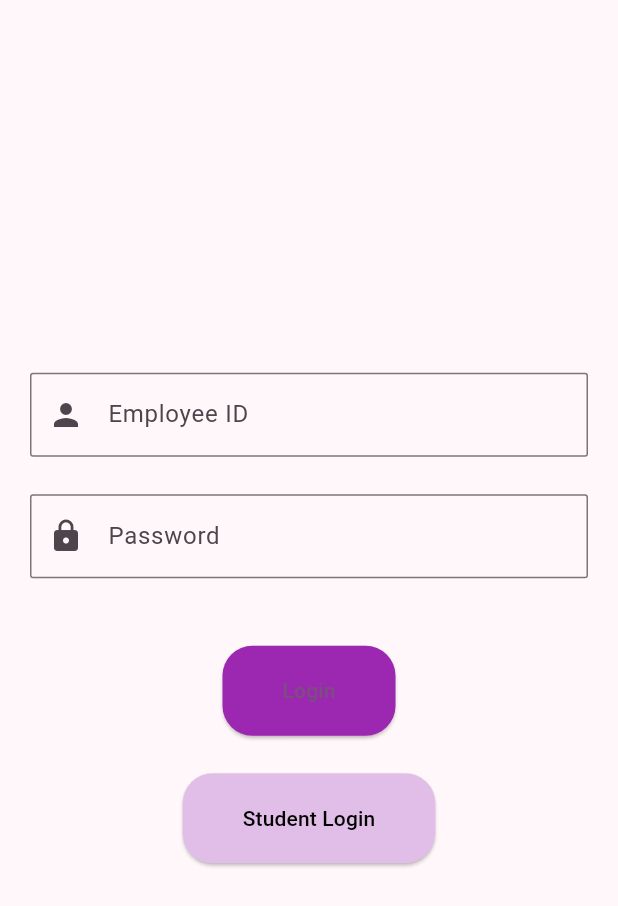
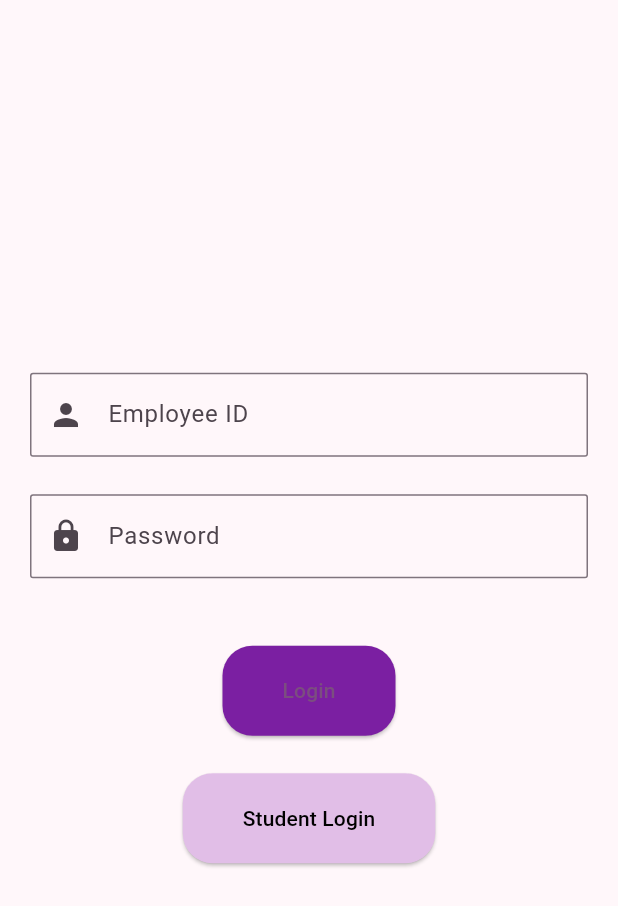
Before and after one commit to mayurrogheliya/QuickExit, a Flutter app: the screen it shows after launch, after a tap on "Employee Login", on a phone screen of 412 x 824 dp. Shown: the top 906 px of the screen. Run offline on Flutter 3.47's test engine with Material 3 defaults, Android fonts, the light colour scheme and no system bars.

Commit message:
change button color and add input decoration

```diff
--- a/lib/screens/admin_login_screen.dart
+++ b/lib/screens/admin_login_screen.dart
@@ -29,8 +29,11 @@ class _AdminLoginState extends State<AdminLogin> {
                   Icons.person,
                 ),
                 border: OutlineInputBorder(
-                    borderRadius: BorderRadius.all(Radius.circular(2)),
-                  )),
+                  borderRadius: BorderRadius.all(
+                    Radius.circular(2),
+                  ),
+                ),
+              ),
             ),
             SizedBox(
               height: 25,
@@ -44,8 +47,11 @@ class _AdminLoginState extends State<AdminLogin> {
                   Icons.lock,
                 ),
                 border: OutlineInputBorder(
-                    borderRadius: BorderRadius.all(Radius.circular(2)),
-                  )),
+                  borderRadius: BorderRadius.all(
+                    Radius.circular(2),
+                  ),
+                ),
+              ),
             ),
             SizedBox(
               height: 45,
@@ -54,7 +60,7 @@ class _AdminLoginState extends State<AdminLogin> {
               onPressed: () {},
               child: Text("Login"),
               style: ElevatedButton.styleFrom(
-                backgroundColor: Colors.purple,
+                backgroundColor: Colors.purple.shade700,
                 shape: RoundedRectangleBorder(
                   borderRadius: BorderRadius.circular(20),
                 ),
```
Lines whose indentation alone changed are shown as unchanged.
